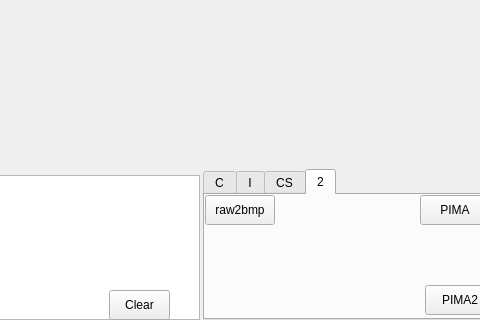
This is color_Tester/color_Tester.ui in ybb0001/color_Tester as Qt 5 draws it before an edit; both pictures show x 166 to 646 and y 435 to 755 of the 810 by 755 pixel window. The edited form follows.
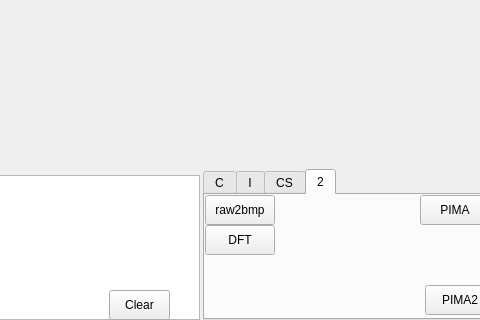
This is the edited form. The open tabs and pages were chosen to show the change.

Diff of the .ui file:
```diff
--- a/color_Tester/color_Tester.ui
+++ b/color_Tester/color_Tester.ui
@@ -371,6 +371,22 @@
       <string>PIMA2</string>
      </property>
     </widget>
+    <widget class="QPushButton" name="pushButton_DFT">
+     <property name="enabled">
+      <bool>true</bool>
+     </property>
+     <property name="geometry">
+      <rect>
+       <x>0</x>
+       <y>30</y>
+       <width>70</width>
+       <height>30</height>
+      </rect>
+     </property>
+     <property name="text">
+      <string>DFT</string>
+     </property>
+    </widget>
    </widget>
   </widget>
   <widget class="QTextBrowser" name="log">
```
Left out of the diff: 20 changed lines with no effect on the pictures.
